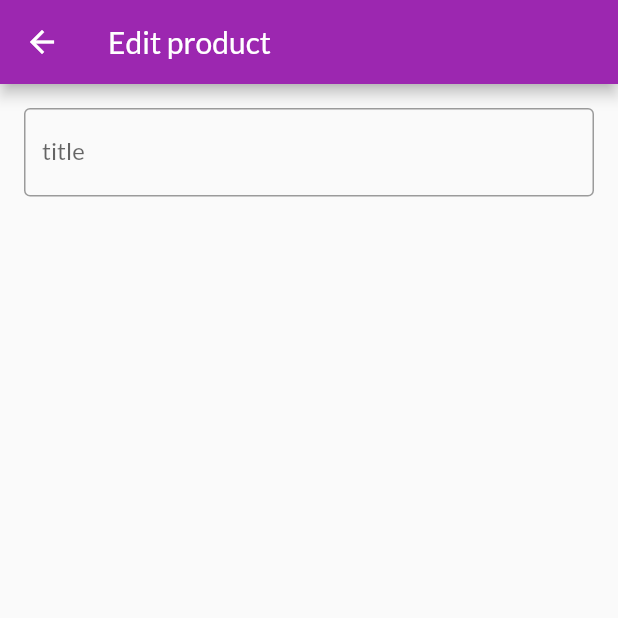
After one commit to shlomo-shalev/flutter_shop, a Flutter app: the EditProductScreen screen opened by its route, on a phone screen of 412 x 824 dp, the top half of it. The commit adds this screen. Run offline on Flutter 3.47's test engine with Material 2 defaults, Android fonts, the phone set to English and light mode, and no system bars; network calls fail.

Commit message:
section nine episode two hundred and twenty-three

```diff
--- /dev/null
+++ b/lib/screens/edit_product_screen.dart
@@ -0,0 +1,38 @@
+// packeges
+import 'package:flutter/material.dart';
+
+class EditProductScreen extends StatefulWidget {
+  static const String routeName = '/edit-product';
+
+  const EditProductScreen({Key? key}) : super(key: key);
+
+  @override
+  State<EditProductScreen> createState() => _EditProductScreenState();
+}
+
+class _EditProductScreenState extends State<EditProductScreen> {
+  @override
+  Widget build(BuildContext context) {
+    return Scaffold(
+      appBar: AppBar(
+        title: const Text('Edit product'),
+      ),
+      body: Padding(
+        padding: const EdgeInsets.all(16),
+        child: Form(
+          child: ListView(
+            children: <Widget>[
+              TextFormField(
+                decoration: const InputDecoration(
+                  border: OutlineInputBorder(),
+                  labelText: 'title',
+                ),
+                textInputAction: TextInputAction.next,
+              ),
+            ],
+          ),
+        ),
+      ),
+    );
+  }
+}
--- a/lib/widgets/app_drawer.dart
+++ b/lib/widgets/app_drawer.dart
@@ -2,6 +2,7 @@
 import 'package:flutter/material.dart';
 // screens
 import 'package:flutter_shop_app/screens/orders_screen.dart';
+import 'package:flutter_shop_app/screens/user_products_screen.dart';
 
 class AppDrawer extends StatelessWidget {
   const AppDrawer({Key? key}) : super(key: key);
@@ -32,6 +33,15 @@ class AppDrawer extends StatelessWidget {
                   .pushReplacementNamed(OrdersScreen.routeName);
             },
           ),
+          const Divider(),
+          ListTile(
+            leading: const Icon(Icons.edit),
+            title: const Text('Manager products'),
+            onTap: () {
+              Navigator.of(context)
+                  .pushReplacementNamed(UserProductsScreen.routeName);
+            },
+          ),
         ],
       ),
     );
```
Also changed, not shown: lib/main.dart (+6 -2 lines), lib/screens/user_products_screen.dart (added, +45 -0 lines), lib/widgets/cart_item_block.dart (+25 -0 lines), lib/widgets/user_product_block.dart (added, +45 -0 lines).
